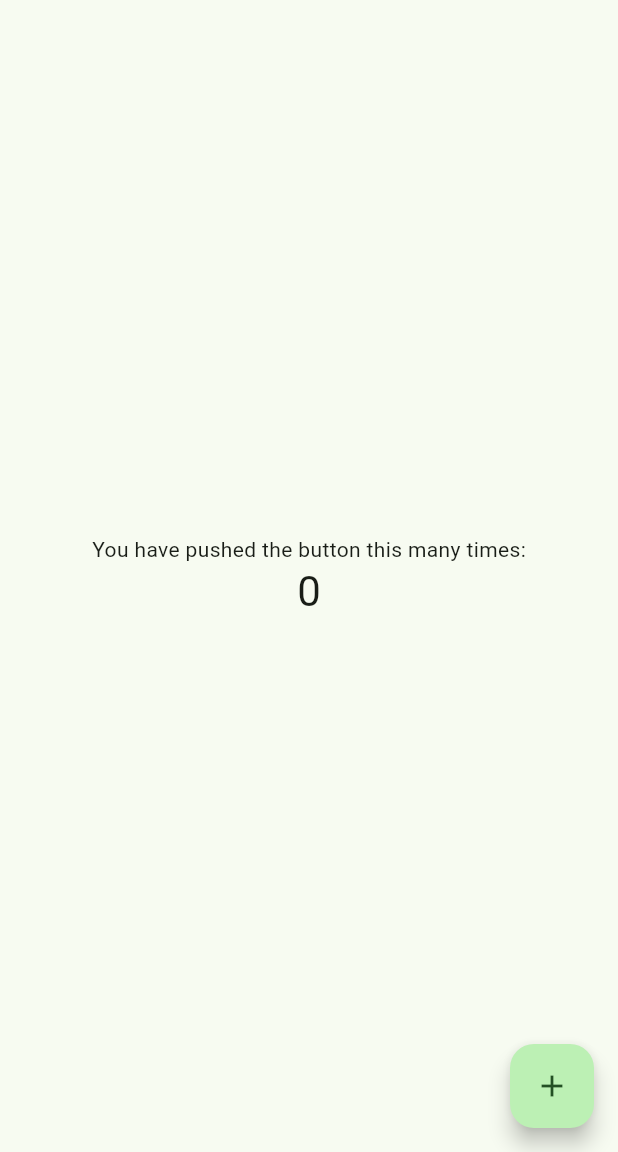
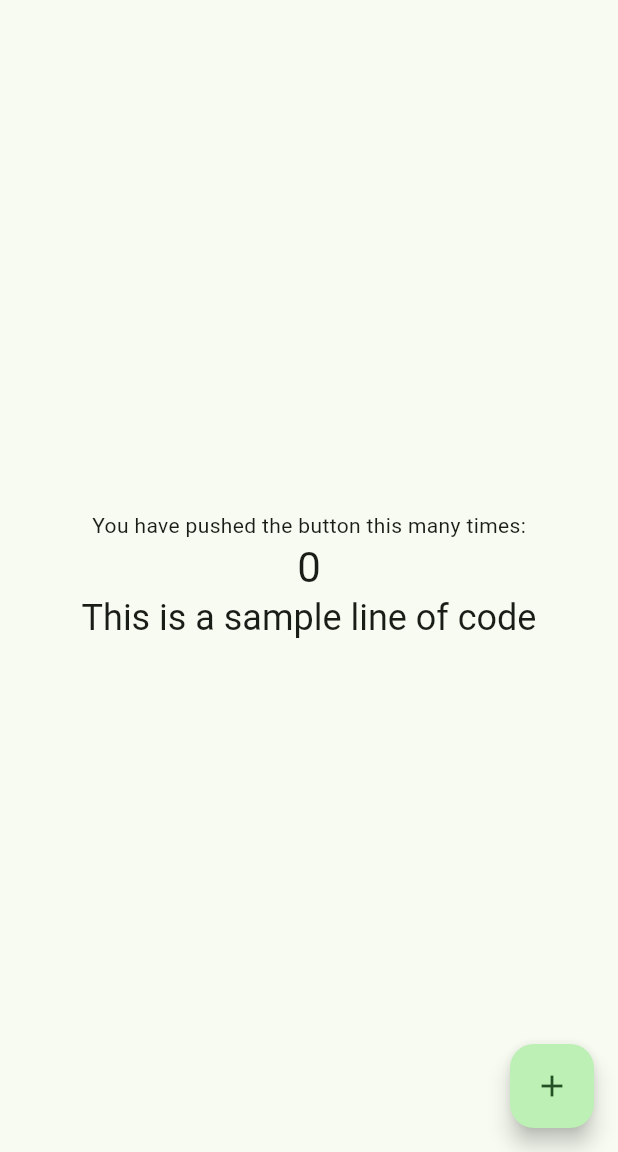
Before and after one commit to anandanmukh/flutter_venture, a Flutter app: the screen it shows after launch, on a phone screen of 412 x 824 dp, the part 84-1236 px from its top. Run offline on Flutter 3.47's test engine with Material 2 defaults, Android fonts, the phone set to English and light mode, and no system bars.

Commit message:
Update main.dart

```diff
--- a/sample_project/lib/main.dart
+++ b/sample_project/lib/main.dart
@@ -112,6 +112,10 @@ class _MyHomePageState extends State<MyHomePage> {
               '$_counter',
               style: Theme.of(context).textTheme.headlineMedium,
             ),
+            Text(
+              'This is a sample line of code',
+              style: Theme.of(context).textTheme.headlineSmall,
+            ),
           ],
         ),
       ),
```
